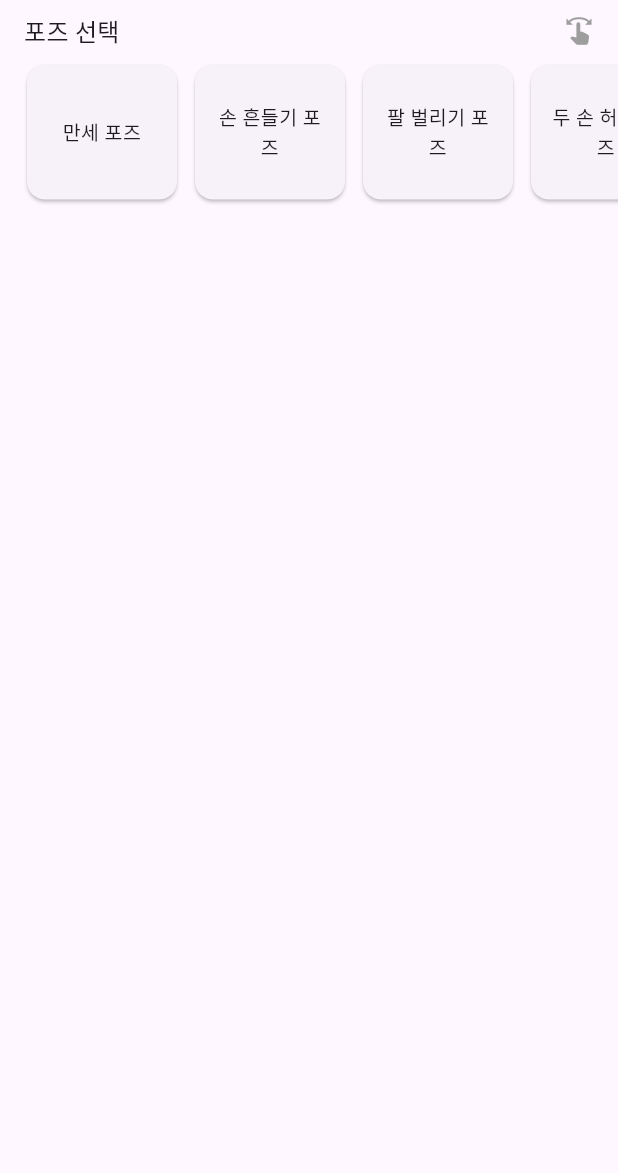
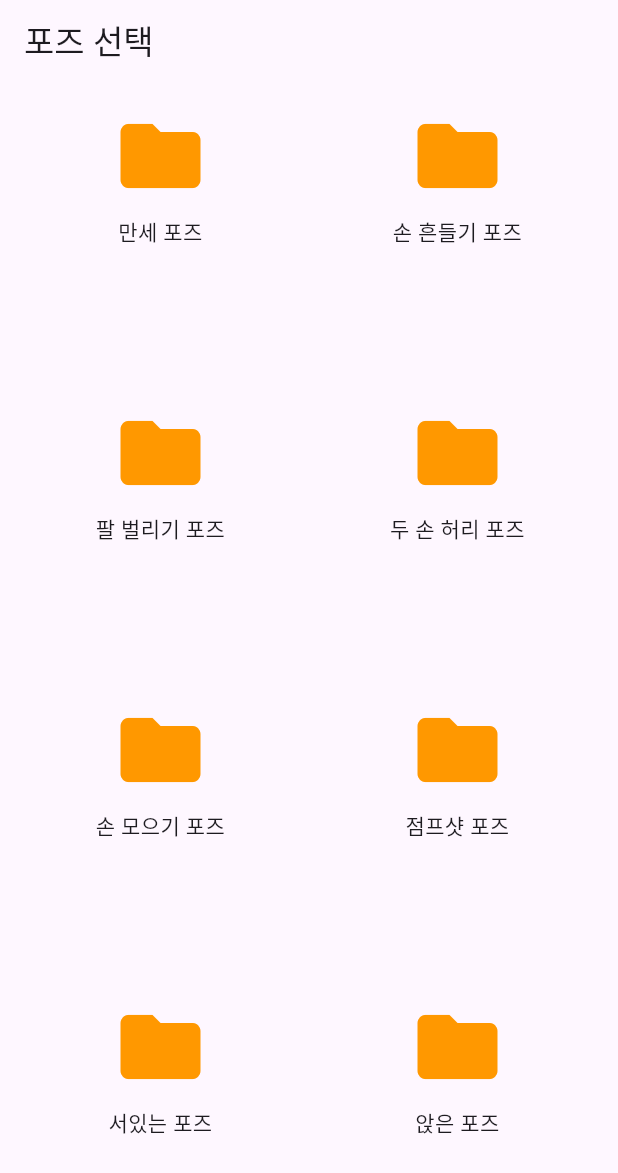
Before and after one commit to MrDos89/pickpic_project_client, a Flutter app: the PoseSearchPage screen opened directly, on a phone screen of 412 x 824 dp. Shown: the top 1173 px of the screen. Run offline on Flutter 3.47's test engine with Material 3 defaults, Android fonts, the phone set to English and light mode, and no system bars; our stand-ins replace flutter_image_compress, permission_handler, speech_to_text; missing offline and left inert: photo_manager_example.

Commit message:
[도형] 그리드 기능 삭제

```diff
--- a/lib/page/pose_search_page.dart
+++ b/lib/page/pose_search_page.dart
@@ -1,135 +1,68 @@
 import 'package:flutter/material.dart';
 import 'package:pickpic_project_client/components/gallery_image_grid.dart';
+import 'package:pickpic_project_client/components/image_uploader.dart';
 
 class PoseSearchPage extends StatefulWidget {
-  final int crossAxisCount;
-
-  const PoseSearchPage({Key? key, this.crossAxisCount = 3}) : super(key: key);
+  const PoseSearchPage({Key? key}) : super(key: key);
 
   @override
   State<PoseSearchPage> createState() => _PoseSearchPageState();
 }
 
 class _PoseSearchPageState extends State<PoseSearchPage> {
-  final ScrollController _scrollController = ScrollController();
-  List<String> _photos = List.generate(20, (index) => '사진 $index');
-  bool _isLoading = false;
-
   final List<String> poses = [
-    '만세 포즈',
-    '손 흔들기 포즈',
-    '팔 벌리기 포즈',
-    '두 손 허리 포즈',
-    '손 모으기 포즈',
-    '점프샷 포즈',
-    '서있는 포즈',
-    '앉은 포즈',
-    '런지/스트레칭 포즈',
-    '누워있는 포즈'
+    '만세 포즈', '손 흔들기 포즈', '팔 벌리기 포즈', '두 손 허리 포즈',
+    '손 모으기 포즈', '점프샷 포즈', '서있는 포즈', '앉은 포즈',
+    '런지/스트레칭 포즈', '누워있는 포즈'
   ];
 
-  @override
-  void initState() {
-    super.initState();
-    _scrollController.addListener(_onScroll);
-  }
-
-  void _onScroll() {
-    if (_scrollController.position.pixels >= _scrollController.position.maxScrollExtent - 200 && !_isLoading) {
-      _loadMore();
-    }
-  }
-
-  void _loadMore() async {
-    setState(() => _isLoading = true);
-    await Future.delayed(Duration(seconds: 1));
-    setState(() {
-      _photos.addAll(List.generate(20, (index) => '사진 ${_photos.length + index}'));
-      _isLoading = false;
-    });
-  }
-
-  @override
-  void dispose() {
-    _scrollController.dispose();
-    super.dispose();
-  }
+  String? _selectedPose;
 
   @override
   Widget build(BuildContext context) {
-    return Column(
-      crossAxisAlignment: CrossAxisAlignment.start,
+    return _selectedPose == null
+        ? _buildPoseFolderView()
+        : _buildPoseImageView(_selectedPose!);
+  }
+
+  Widget _buildPoseFolderView() {
+    return Scaffold(
+      appBar: AppBar(title: Text("포즈 선택")),
+      body: GridView.builder(
+        padding: const EdgeInsets.all(16),
+        itemCount: poses.length,
+        gridDelegate: SliverGridDelegateWithFixedCrossAxisCount(
+            crossAxisCount: 2, mainAxisSpacing: 16, crossAxisSpacing: 16),
+        itemBuilder: (context, index) {
+          return GestureDetector(
+            onTap: () => setState(() => _selectedPose = poses[index]),
+            child: Column(
               children: [
-        Padding(
-          padding: const EdgeInsets.symmetric(vertical: 8.0),
-          child: Column(
-            crossAxisAlignment: CrossAxisAlignment.start,
-            children: [
-              Padding(
-                padding: const EdgeInsets.symmetric(horizontal: 16.0),
-                child: Row(
-                  mainAxisAlignment: MainAxisAlignment.spaceBetween,
-                  children: [
-                    Text("포즈 선택", style: Theme.of(context).textTheme.titleMedium),
-                    Icon(Icons.swipe, size: 20, color: Colors.grey),
+                Icon(Icons.folder, size: 64, color: Colors.orange),
+                SizedBox(height: 8),
+                Text(poses[index], textAlign: TextAlign.center),
               ],
             ),
+          );
+        },
       ),
-              SizedBox(
-                height: 110,
-                child: ListView.builder(
-                  scrollDirection: Axis.horizontal,
-                  itemCount: poses.length,
-                  padding: EdgeInsets.symmetric(horizontal: 12),
-                  itemBuilder: (context, index) => Card(
-                    margin: EdgeInsets.symmetric(horizontal: 6, vertical: 10),
-                    shape: RoundedRectangleBorder(
-                      borderRadius: BorderRadius.circular(12),
-                    ),
-                    child: InkWell(
-                      onTap: () {
-                        // TODO: 포즈별 검색 기능 연결
-                      },
-                      child: Container(
-                        width: 100,
-                        padding: EdgeInsets.all(10),
-                        alignment: Alignment.center,
-                        child: Text(
-                          poses[index],
-                          textAlign: TextAlign.center,
-                          style: TextStyle(fontSize: 13),
+    );
+  }
+
+  Widget _buildPoseImageView(String pose) {
+    final uuidList = ImageUploader.getUuidListForPose(pose); // ➤ 구현 필요
+
+    return Scaffold(
+      appBar: AppBar(
+        title: Text('$pose 사진 목록'),
+        leading: IconButton(
+          icon: Icon(Icons.arrow_back),
+          onPressed: () => setState(() => _selectedPose = null),
         ),
       ),
+      body: GalleryImageGrid(
+        filterUuidList: uuidList,
       ),
-                  ),
-                ),
-              ),
-            ],
-          ),
-        ),
-        Expanded(
-          // child: GridView.builder(
-          //   controller: _scrollController,
-          //   padding: EdgeInsets.all(8),
-          //   gridDelegate: SliverGridDelegateWithFixedCrossAxisCount(
-          //     crossAxisCount: 3,
-          //     crossAxisSpacing: 8,
-          //     mainAxisSpacing: 8,
-          //   ),
-          //   itemBuilder: (context, index) => Container(
-          //     color: Colors.grey[300],
-          //     alignment: Alignment.center,
-          //     child: Text(_photos[index]),
-          //   ),
-          //   itemCount: _photos.length,
-          // ),
-          child: GalleryImageGrid(crossAxisCount: widget.crossAxisCount),
-        ),
-        if (_isLoading) Padding(
-          padding: const EdgeInsets.all(16.0),
-          child: CircularProgressIndicator(),
-        )
-      ],
     );
   }
 }
```
Also changed, not shown: lib/main_app.dart (+9 -55 lines), lib/page/settings_page.dart (+0 -17 lines). Lines whose indentation alone changed are shown as unchanged.
